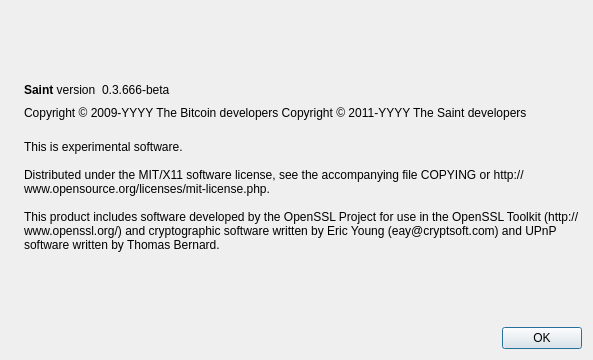
Before: the Qt Designer form src/qt/forms/aboutdialog.ui in saintcoin/litecoin, drawn with Qt 5.
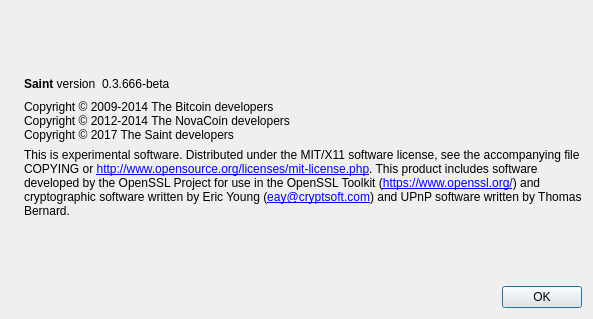
After: the same form once the commit is applied. Icons and pictures are not drawn.

Diff of the .ui file:
```diff
--- a/src/qt/forms/aboutdialog.ui
+++ b/src/qt/forms/aboutdialog.ui
@@ -7,7 +7,7 @@
     <x>0</x>
     <y>0</y>
     <width>593</width>
-    <height>360</height>
+    <height>319</height>
    </rect>
   </property>
   <property name="windowTitle">
@@ -91,11 +91,9 @@
         <cursorShape>IBeamCursor</cursorShape>
        </property>
        <property name="text">
-        <string notr="true">Copyright &amp;copy; 2009-YYYY The Bitcoin developers
-Copyright &amp;copy; 2011-YYYY The Saint developers</string>
-       </property>
-       <property name="textFormat">
-        <enum>Qt::RichText</enum>
+        <string>Copyright © 2009-2014 The Bitcoin developers
+Copyright © 2012-2014 The NovaCoin developers
+Copyright © 2017 The Saint developers</string>
        </property>
        <property name="textInteractionFlags">
         <set>Qt::LinksAccessibleByMouse|Qt::TextSelectableByKeyboard|Qt::TextSelectableByMouse</set>
@@ -111,9 +109,12 @@
         <string>
 This is experimental software.
 
-Distributed under the MIT/X11 software license, see the accompanying file COPYING or http://www.opensource.org/licenses/mit-license.php.
+Distributed under the MIT/X11 software license, see the accompanying file COPYING or &lt;a href=&quot;http://www.opensource.org/licenses/mit-license.php&quot;&gt;http://www.opensource.org/licenses/mit-license.php&lt;/a&gt;.
 
-This product includes software developed by the OpenSSL Project for use in the OpenSSL Toolkit (http://www.openssl.org/) and cryptographic software written by Eric Young (eay@cryptsoft.com) and UPnP software written by Thomas Bernard.</string>
+This product includes software developed by the OpenSSL Project for use in the OpenSSL Toolkit (&lt;a href=&quot;https://www.openssl.org/&quot;&gt;https://www.openssl.org/&lt;/a&gt;) and cryptographic software written by Eric Young (&lt;a href=&quot;mailto:eay@cryptsoft.com&quot;&gt;eay@cryptsoft.com&lt;/a&gt;) and UPnP software written by Thomas Bernard.</string>
+       </property>
+       <property name="textFormat">
+        <enum>Qt::RichText</enum>
        </property>
        <property name="wordWrap">
         <bool>true</bool>
```
